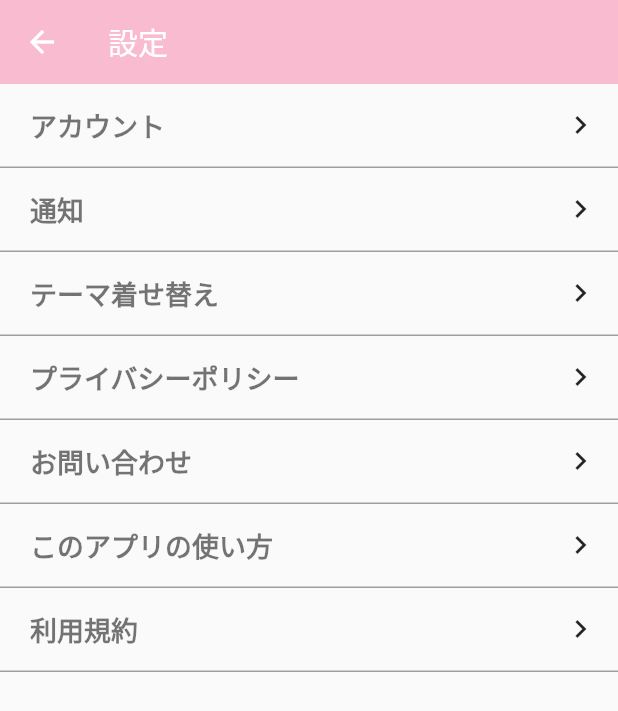
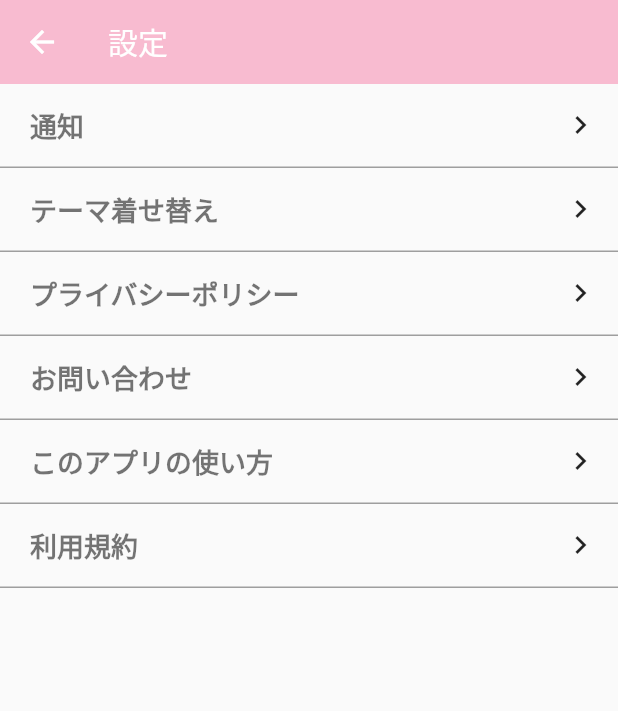
Before and after one commit to mqkotoo/deadline_management_app, a Flutter app: the SettingScreen screen opened by its route, on a phone screen of 412 x 824 dp. Shown: the top 711 px of the screen. Run offline on Flutter 3.47's test engine with Material 2 defaults, Android fonts, the phone set to English and light mode, and no system bars; our stand-ins replace cloud_firestore, firebase_auth, firebase_core, flutter_hooks, hooks_riverpod, scrollable_positioned_list and 1 more; accounts and stored records are empty; network calls fail.

```diff
--- a/lib/main.dart
+++ b/lib/main.dart
@@ -2,7 +2,6 @@ import 'package:firebase_core/firebase_core.dart';
 import 'package:flutter/material.dart';
 import 'package:flutter_deadline_management/screens/add_event_screen.dart';
 import 'package:flutter_deadline_management/screens/calendar_screen.dart';
-import 'package:flutter_deadline_management/screens/setting_pages/account.dart';
 import 'package:flutter_deadline_management/screens/setting_pages/setting_screen.dart';
 import 'package:flutter_deadline_management/start_up.dart';
 import 'package:hooks_riverpod/hooks_riverpod.dart';
--- a/lib/screens/setting_pages/setting_screen.dart
+++ b/lib/screens/setting_pages/setting_screen.dart
@@ -12,7 +12,6 @@ class SettingScreen extends StatelessWidget {
         ),
       body:  ListView(
           children: [
-            _menuItem(context,title: "アカウント", icon: Icon(Icons.navigate_next),onPress: () => print('onPressed')),
             _menuItem(context,title: "通知", icon: Icon(Icons.navigate_next),onPress: () => print('onPressed')),
             _menuItem(context,title: "テーマ着せ替え", icon: Icon(Icons.navigate_next),onPress: () => print('onPressed')),
             _menuItem(context,title: "プライバシーポリシー", icon: Icon(Icons.navigate_next),onPress: () => print('onPressed')),
--- a/lib/start_up.dart
+++ b/lib/start_up.dart
@@ -27,6 +27,7 @@ class StartUpPage extends HookConsumerWidget {
           unawaited(Navigator.of(context)
               .pushNamedAndRemoveUntil(CalendarScreen.id, (route) => false));
           });
+          print('ユーザーの情報ゲット');
     }
       else {
         Future(() async {
@@ -34,6 +35,7 @@ class StartUpPage extends HookConsumerWidget {
             unawaited(Navigator.of(context)
                 .pushNamedAndRemoveUntil(CalendarScreen.id, (route) => false));
         });
+        print('匿名ログイン');
       }
       return null;
     }, const []);
```
